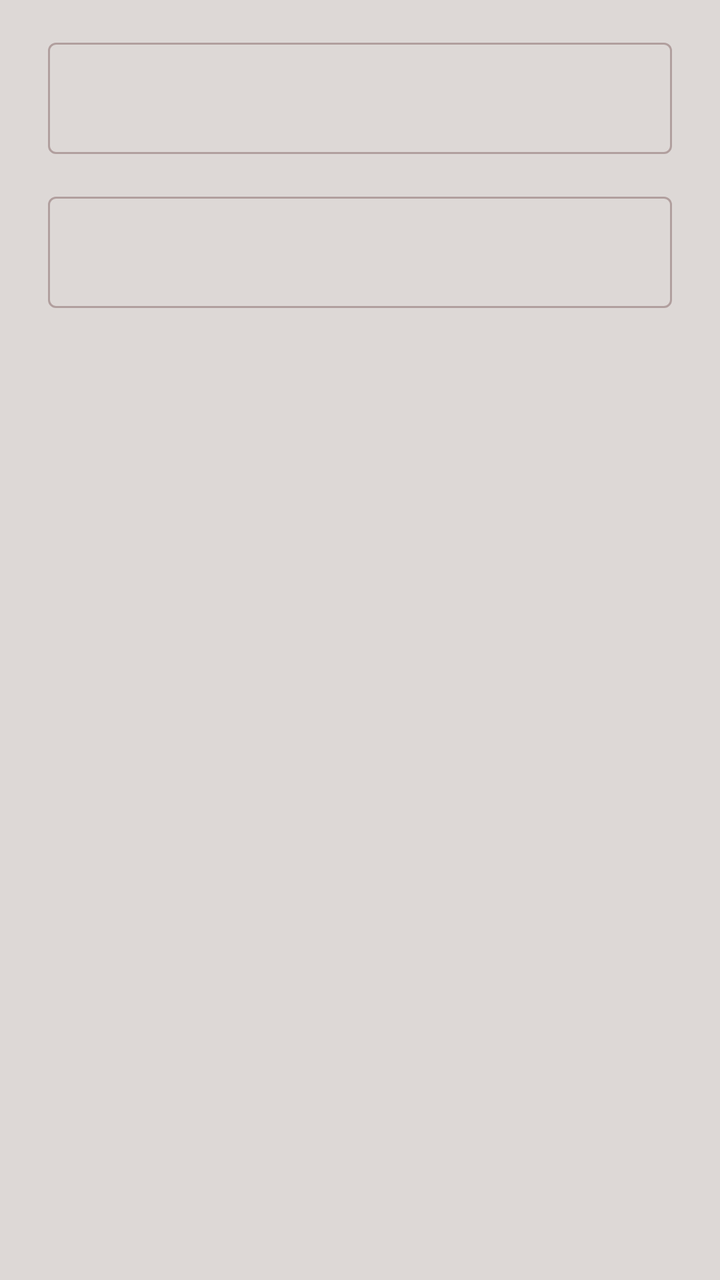
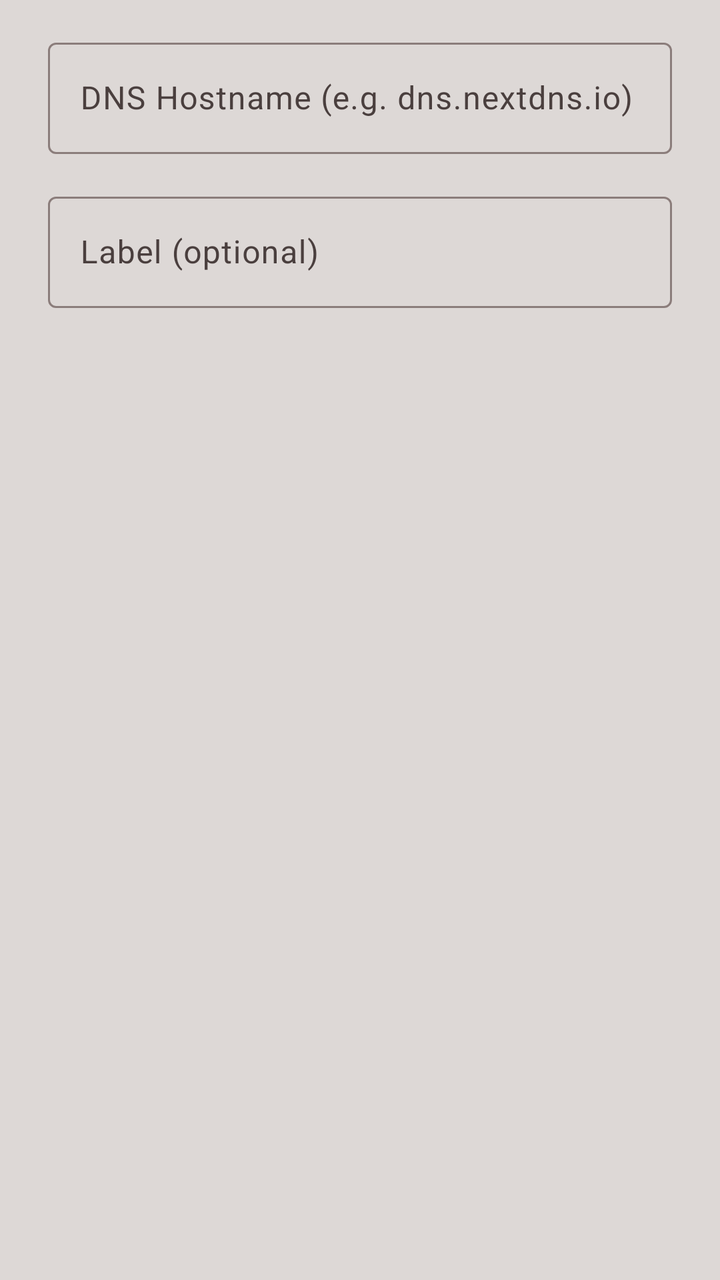

The first picture is an Android layout as it rendered before a commit; the second is the same layout after the commit. The layout source and the unified diff follow.
<!-- AndroidManifest.xml: application theme Theme.DNSToggle -->
<!-- res/layout/dialog_add_hostname.xml -->
<?xml version="1.0" encoding="utf-8"?>
<androidx.core.widget.NestedScrollView xmlns:android="http://schemas.android.com/apk/res/android"
	android:layout_width="match_parent"
	android:layout_height="wrap_content"
	android:fillViewport="true">

	<LinearLayout
		android:layout_width="match_parent"
		android:layout_height="wrap_content"
		android:orientation="vertical"
		android:paddingStart="24dp"
		android:paddingTop="16dp"
		android:paddingEnd="24dp"
		android:paddingBottom="0dp">

		<com.google.android.material.textfield.TextInputLayout
			android:id="@+id/textInputLayoutHostname"
			style="@style/Widget.Material3.TextInputLayout.OutlinedBox"
			android:layout_width="match_parent"
			android:layout_height="wrap_content"
			android:layout_marginBottom="16dp">

			<com.google.android.material.textfield.TextInputEditText
				android:id="@+id/etHostname"
				android:layout_width="match_parent"
				android:layout_height="wrap_content"
				android:imeOptions="actionNext"
				android:inputType="textUri"
				android:maxLines="1"
				android:singleLine="true" />

		</com.google.android.material.textfield.TextInputLayout>

		<com.google.android.material.textfield.TextInputLayout
			android:id="@+id/textInputLayoutLabel"
			style="@style/Widget.Material3.TextInputLayout.OutlinedBox"
			android:layout_width="match_parent"
			android:layout_height="wrap_content">

			<com.google.android.material.textfield.TextInputEditText
				android:id="@+id/etLabel"
				android:layout_width="match_parent"
				android:layout_height="wrap_content"
				android:imeOptions="actionDone"
				android:inputType="text"
				android:maxLines="1"
				android:singleLine="true" />

		</com.google.android.material.textfield.TextInputLayout>

	</LinearLayout>
</androidx.core.widget.NestedScrollView>
<!-- resources referenced by this layout -->
<resources>
  <style name="Theme.DNSToggle" parent="Theme.Material3.DayNight.NoActionBar">
  		
  		<item name="colorPrimary">@color/light_accent</item>
  		<item name="colorOnPrimary">@color/white</item>
  
  		
  		<item name="colorSecondaryContainer">@color/light_border</item>
  		<item name="colorOnSecondaryContainer">@color/light_text</item>
  
  		
  		<item name="android:colorBackground">@color/light_background</item>
  		<item name="colorSurface">@color/light_background</item>
  		<item name="colorOnSurface">@color/light_text</item>
  		<item name="colorOnSurfaceVariant">@color/light_text</item>
  		<item name="android:textColorPrimary">@color/light_text</item>
  
  		
  		<item name="colorOutline">@color/light_border</item>
  
  		<item name="warning_color">@color/warning_color</item>
  
  		
  		<item name="android:statusBarColor">?attr/colorSurface</item>
  		<item name="android:windowLightStatusBar">true</item>
  	</style>
  <color name="light_accent">#6d0a1f</color>
  <color name="white">#FFFFFFFF</color>
  <color name="light_border">#b19f9e</color>
  <color name="light_text">#221a1f</color>
  <color name="light_background">#ddd8d6</color>
  <color name="warning_color">#a35b12</color>
</resources>

<!-- the commit's change to res/layout/dialog_add_hostname.xml (unified diff, before → after) -->
@@ -18,7 +18,8 @@
 			style="@style/Widget.Material3.TextInputLayout.OutlinedBox"
 			android:layout_width="match_parent"
 			android:layout_height="wrap_content"
-			android:layout_marginBottom="16dp">
+			android:layout_marginBottom="16dp"
+			android:hint="@string/dns_hostname_hint">
 
 			<com.google.android.material.textfield.TextInputEditText
 				android:id="@+id/etHostname"
@@ -35,7 +36,8 @@
 			android:id="@+id/textInputLayoutLabel"
 			style="@style/Widget.Material3.TextInputLayout.OutlinedBox"
 			android:layout_width="match_parent"
-			android:layout_height="wrap_content">
+			android:layout_height="wrap_content"
+			android:hint="@string/dns_label_hint">
 
 			<com.google.android.material.textfield.TextInputEditText
 				android:id="@+id/etLabel"
<!-- resource entries referenced after the edit -->
@@ -1,23 +1,25 @@
 <!-- resources referenced by this layout -->
 <resources>
+  <string name="dns_hostname_hint">DNS Hostname (e.g. dns.nextdns.io)</string>
+  <string name="dns_label_hint">Label (optional)</string>
   <style name="Theme.DNSToggle" parent="Theme.Material3.DayNight.NoActionBar">
   		
   		<item name="colorPrimary">@color/light_accent</item>
   		<item name="colorOnPrimary">@color/white</item>
   
   		
-  		<item name="colorSecondaryContainer">@color/light_border</item>
+  		<item name="colorSecondaryContainer">@color/light_neutral</item>
   		<item name="colorOnSecondaryContainer">@color/light_text</item>
   
   		
   		<item name="android:colorBackground">@color/light_background</item>
   		<item name="colorSurface">@color/light_background</item>
   		<item name="colorOnSurface">@color/light_text</item>
-  		<item name="colorOnSurfaceVariant">@color/light_text</item>
+  		<item name="colorOnSurfaceVariant">@color/light_text_variant</item>
   		<item name="android:textColorPrimary">@color/light_text</item>
   
   		
-  		<item name="colorOutline">@color/light_border</item>
+  		<item name="colorOutline">@color/light_outline</item>
   
   		<item name="warning_color">@color/warning_color</item>
   
@@ -27,9 +29,11 @@
   	</style>
   <color name="light_accent">#6d0a1f</color>
   <color name="white">#FFFFFFFF</color>
-  <color name="light_border">#b19f9e</color>
+  <color name="light_neutral">#cbc7c5</color>
   <color name="light_text">#221a1f</color>
   <color name="light_background">#ddd8d6</color>
+  <color name="light_text_variant">#4a3f3e</color>
+  <color name="light_outline">#8b7d7b</color>
   <color name="warning_color">#a35b12</color>
 </resources>
 
